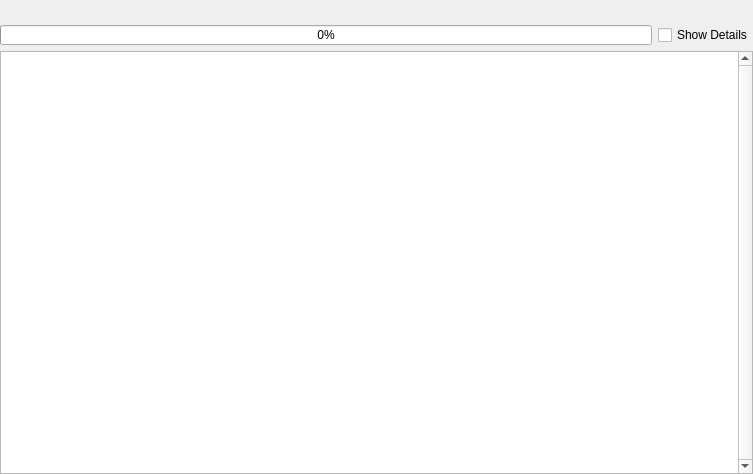
Old version of the form companion/src/progresswidget.ui in the repository opentx/opentx.
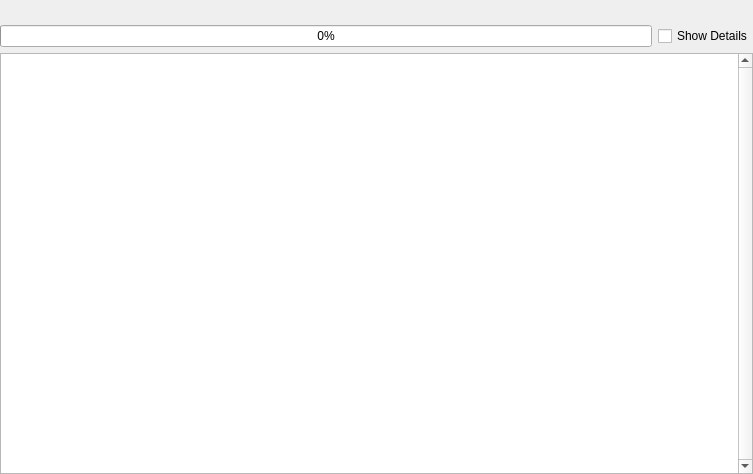
New version of the form.

Commit message: [Companion][ProgressWidget] Improve handling of showing/hiding details text; Speed up addMessage(); Adjust layout size policies.

```diff
--- a/companion/src/progresswidget.ui
+++ b/companion/src/progresswidget.ui
@@ -25,7 +25,7 @@
     <height>0</height>
    </size>
   </property>
-  <layout class="QVBoxLayout" name="verticalLayout" stretch="0,0,1,0">
+  <layout class="QVBoxLayout" name="verticalLayout" stretch="0,0,1">
    <property name="spacing">
     <number>6</number>
    </property>
@@ -54,7 +54,7 @@
      </property>
     </widget>
    </item>
-   <item>
+   <item alignment="Qt::AlignTop">
     <widget class="QWidget" name="widget" native="true">
      <layout class="QHBoxLayout" name="horizontalLayout" stretch="1,0">
       <property name="spacing">
@@ -75,7 +75,7 @@
       <item>
        <widget class="QProgressBar" name="progressBar">
         <property name="sizePolicy">
-         <sizepolicy hsizetype="Preferred" vsizetype="Maximum">
+         <sizepolicy hsizetype="Preferred" vsizetype="Fixed">
           <horstretch>0</horstretch>
           <verstretch>0</verstretch>
          </sizepolicy>
@@ -107,17 +107,11 @@
       <bool>true</bool>
      </property>
      <property name="sizePolicy">
-      <sizepolicy hsizetype="Expanding" vsizetype="Expanding">
+      <sizepolicy hsizetype="Preferred" vsizetype="Preferred">
        <horstretch>0</horstretch>
        <verstretch>0</verstretch>
       </sizepolicy>
      </property>
-     <property name="minimumSize">
-      <size>
-       <width>0</width>
-       <height>350</height>
-      </size>
-     </property>
      <property name="font">
       <font>
        <family>Courier</family>
@@ -145,19 +139,6 @@
      </property>
     </widget>
    </item>
-   <item>
-    <spacer name="verticalSpacer">
-     <property name="orientation">
-      <enum>Qt::Vertical</enum>
-     </property>
-     <property name="sizeHint" stdset="0">
-      <size>
-       <width>20</width>
-       <height>0</height>
-      </size>
-     </property>
-    </spacer>
-   </item>
   </layout>
  </widget>
  <resources/>
```
Left out of the diff: 4 changed lines with no effect on the pictures. The commit also changes 2 other files.
